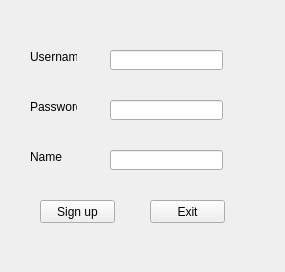
Before: the Qt Designer form SignUp.ui in huydang2k/LocationShareClient, drawn with Qt 5.
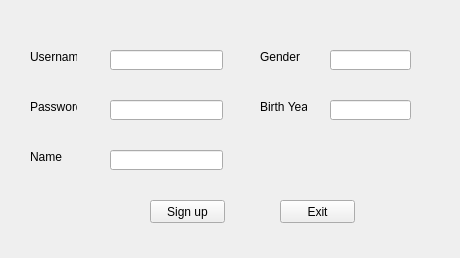
After: the same form once the commit is applied.

Patch:
```diff
--- a/SignUp.ui
+++ b/SignUp.ui
@@ -6,8 +6,8 @@
    <rect>
     <x>0</x>
     <y>0</y>
-    <width>285</width>
-    <height>272</height>
+    <width>460</width>
+    <height>258</height>
    </rect>
   </property>
   <property name="windowTitle">
@@ -26,7 +26,7 @@
   <widget class="QPushButton" name="pushButton">
    <property name="geometry">
     <rect>
-     <x>40</x>
+     <x>150</x>
      <y>200</y>
      <width>75</width>
      <height>23</height>
@@ -59,7 +59,7 @@
   <widget class="QPushButton" name="pushButton_3">
    <property name="geometry">
     <rect>
-     <x>150</x>
+     <x>280</x>
      <y>200</y>
      <width>75</width>
      <height>23</height>
@@ -108,6 +108,52 @@
     <string>Name</string>
    </property>
   </widget>
+  <widget class="QLineEdit" name="lineEdit_4">
+   <property name="geometry">
+    <rect>
+     <x>330</x>
+     <y>50</y>
+     <width>81</width>
+     <height>20</height>
+    </rect>
+   </property>
+  </widget>
+  <widget class="QLabel" name="label_4">
+   <property name="geometry">
+    <rect>
+     <x>260</x>
+     <y>50</y>
+     <width>47</width>
+     <height>13</height>
+    </rect>
+   </property>
+   <property name="text">
+    <string>Gender</string>
+   </property>
+  </widget>
+  <widget class="QLineEdit" name="lineEdit_5">
+   <property name="geometry">
+    <rect>
+     <x>330</x>
+     <y>100</y>
+     <width>81</width>
+     <height>20</height>
+    </rect>
+   </property>
+  </widget>
+  <widget class="QLabel" name="label_5">
+   <property name="geometry">
+    <rect>
+     <x>260</x>
+     <y>100</y>
+     <width>47</width>
+     <height>13</height>
+    </rect>
+   </property>
+   <property name="text">
+    <string>Birth Year</string>
+   </property>
+  </widget>
  </widget>
  <resources/>
  <connections/>
```
